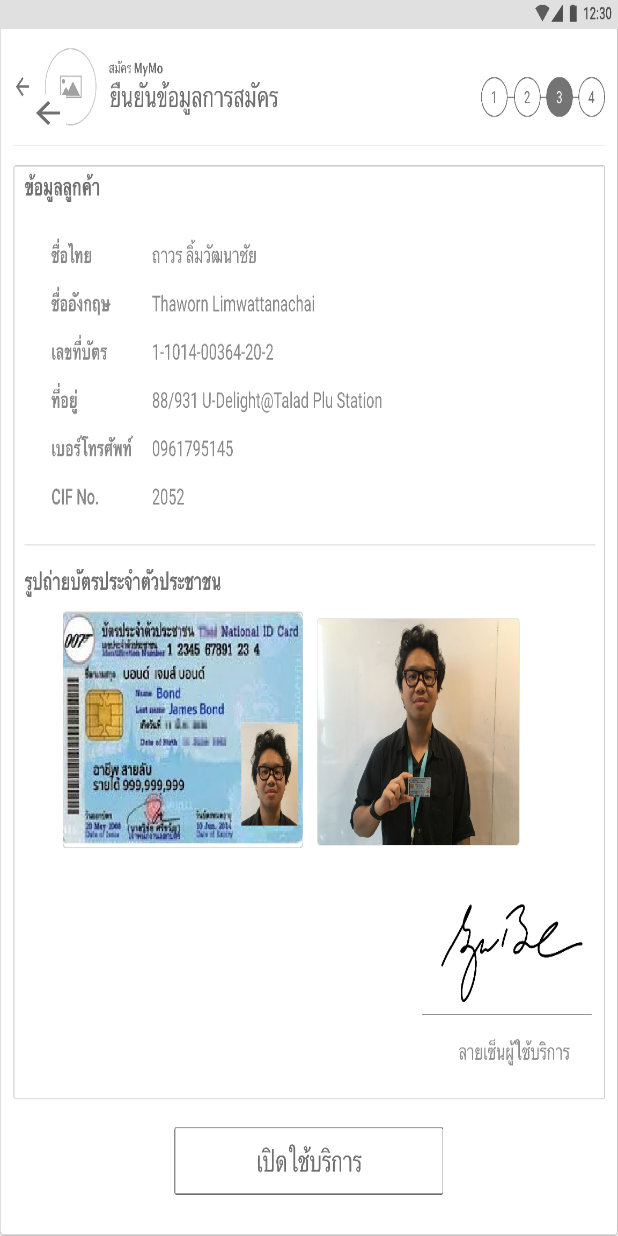
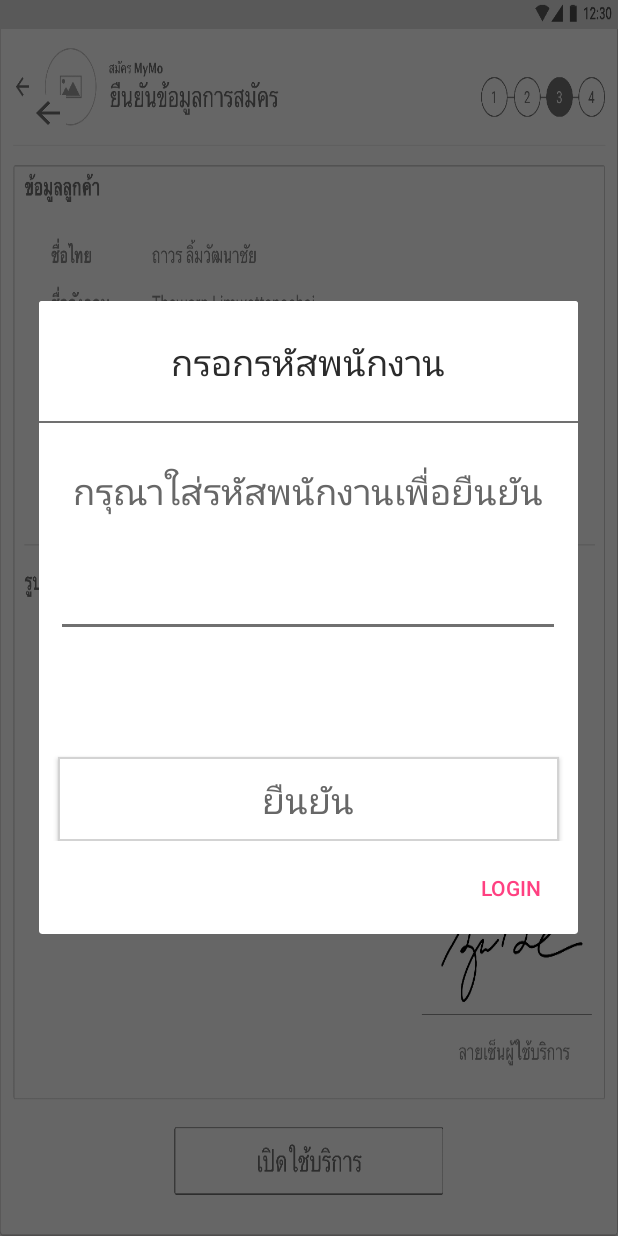
Before and after one commit to peeranont-ja/Prototype-mymo-registration, an Android app: the SummaryActivity screen opened directly, with no data from a screen before it, after a tap on an icon or button, on a phone screen of 412 x 824 dp. Run offline under Robolectric (Android 15) with nearby library versions, the phone set to English and light mode, and no system bars; libraries missing offline, so code that uses them is left out: com.afollestad.materialdialogs.

Commit message:
Add Input Staff Password Dialog

```diff
--- a/app/src/main/java/com/example/tngp17_001/mymoregistration/ui/SummaryActivity.java
+++ b/app/src/main/java/com/example/tngp17_001/mymoregistration/ui/SummaryActivity.java
@@ -1,13 +1,19 @@
 package com.example.tngp17_001.mymoregistration.ui;
 
+import android.content.DialogInterface;
+import android.support.v7.app.AlertDialog;
 import android.support.v7.app.AppCompatActivity;
 import android.os.Bundle;
 import android.text.InputType;
+import android.view.LayoutInflater;
 import android.view.View;
 import android.view.WindowManager;
 import android.widget.Button;
 import android.widget.ImageButton;
+import android.widget.Toast;
 
+import com.afollestad.materialdialogs.DialogAction;
+import com.afollestad.materialdialogs.GravityEnum;
 import com.afollestad.materialdialogs.MaterialDialog;
 import com.example.tngp17_001.mymoregistration.R;
 
@@ -18,14 +24,6 @@ public class SummaryActivity extends AppCompatActivity {
 
     @Override
     protected void onCreate(Bundle savedInstanceState) {
-
-        final MaterialDialog.Builder builder = new MaterialDialog.Builder(this)
-                .title("ต้องการทำรายการต่อ?")
-                .content("กรุณากรอกรหัสผ่านเพื่อใช้งานต่อ")
-                .positiveText("เข้าสู่ระบบ")
-                .negativeText("ยกเลิก")
-                .cancelable(false)
-                .inputType(InputType.TYPE_CLASS_TEXT | InputType.TYPE_TEXT_VARIATION_PASSWORD);
 
         super.onCreate(savedInstanceState);
         setContentView(R.layout.activity_summary);
@@ -55,13 +53,38 @@ public class SummaryActivity extends AppCompatActivity {
         finishBtn.setOnClickListener(new View.OnClickListener() {
             @Override
             public void onClick(View v) {
-//                MaterialDialog dialog = builder.build();
-//                dialog.show();
-                MaterialDialog dialog = new MaterialDialog.Builder(SummaryActivity.this)
-                        .title("Title")
-                        .content("content")
-                        .positiveText("agree")
-                        .show();
+                AlertDialog.Builder builder =
+                        new AlertDialog.Builder(SummaryActivity.this);
+                LayoutInflater inflater = getLayoutInflater();
+
+                View view = inflater.inflate(R.layout.dialog_staff_confirm, null);
+                builder.setView(view);
+
+                builder.setPositiveButton("Login", new DialogInterface.OnClickListener() {
+                    @Override
+                    public void onClick(DialogInterface dialog, int which) {
+                        // Check username password
+//                        if (username.getText().equals("demo@example.com") &&
+//                                password.getText().equals("demo")) {
+//                            Toast.makeText(getApplicationContext(), "Login success!",
+//                                    Toast.LENGTH_SHORT).show();
+//                        } else {
+//                            Toast.makeText(getApplicationContext(), "Login Failed!",
+//                                    Toast.LENGTH_SHORT).show();
+//                        }
+                    }
+                });
+//                builder.setNegativeButton("Cancel", new DialogInterface.OnClickListener() {
+//                    @Override
+//                    public void onClick(DialogInterface dialog, int which) {
+//
+//                    }
+//                });
+
+                builder.create();
+
+                builder.show();
+
             }
         });
 
--- a/app/src/main/java/com/example/tngp17_001/mymoregistration/ui/TermsAndConditionsActivity.java
+++ b/app/src/main/java/com/example/tngp17_001/mymoregistration/ui/TermsAndConditionsActivity.java
@@ -120,14 +120,14 @@ public class TermsAndConditionsActivity extends AppCompatActivity {
             public void onClick(View view) {
                 Bitmap signatureBitmap = mSignaturePad.getTransparentSignatureBitmap();
                 if (addPngSignatureToGallery(signatureBitmap)) {
-                    Toast.makeText(TermsAndConditionsActivity.this, "Signature saved into the Gallery", Toast.LENGTH_SHORT).show();
+//                    Toast.makeText(TermsAndConditionsActivity.this, "Signature saved into the Gallery", Toast.LENGTH_SHORT).show();
                 } else {
-                    Toast.makeText(TermsAndConditionsActivity.this, "Unable to store the signature", Toast.LENGTH_SHORT).show();
+//                    Toast.makeText(TermsAndConditionsActivity.this, "Unable to store the signature", Toast.LENGTH_SHORT).show();
                 }
                 if (addSvgSignatureToGallery(mSignaturePad.getSignatureSvg())) {
-                    Toast.makeText(TermsAndConditionsActivity.this, "SVG Signature saved into the Gallery", Toast.LENGTH_SHORT).show();
+//                    Toast.makeText(TermsAndConditionsActivity.this, "SVG Signature saved into the Gallery", Toast.LENGTH_SHORT).show();
                 } else {
-                    Toast.makeText(TermsAndConditionsActivity.this, "Unable to store the SVG signature", Toast.LENGTH_SHORT).show();
+//                    Toast.makeText(TermsAndConditionsActivity.this, "Unable to store the SVG signature", Toast.LENGTH_SHORT).show();
                 }
 
                 Intent i = new Intent(TermsAndConditionsActivity.this, TakePhotoWithCardActivity.class);
--- a/app/src/main/java/com/example/tngp17_001/mymoregistration/ui/VerifyCustomerInfoActivity.java
+++ b/app/src/main/java/com/example/tngp17_001/mymoregistration/ui/VerifyCustomerInfoActivity.java
@@ -98,8 +98,8 @@ public class VerifyCustomerInfoActivity extends AppCompatActivity {
             try {
                 Bitmap bitmap = MediaStore.Images.Media.getBitmap(cr, uri);
                 imageView.setImageBitmap(bitmap);
-                Toast.makeText(getApplicationContext()
-                        , uri.getPath(), Toast.LENGTH_SHORT).show();
+//                Toast.makeText(getApplicationContext()
+//                        , uri.getPath(), Toast.LENGTH_SHORT).show();
                 nextBtn.setVisibility(View.VISIBLE);
             } catch (Exception e) {
                 e.printStackTrace();
--- /dev/null
+++ b/app/src/main/res/layout/dialog_staff_confirm.xml
@@ -0,0 +1,56 @@
+<?xml version="1.0" encoding="utf-8"?>
+<LinearLayout xmlns:android="http://schemas.android.com/apk/res/android"
+    android:layout_width="match_parent"
+    android:layout_height="match_parent"
+    android:background="@android:color/white"
+    android:orientation="vertical">
+
+    <TextView
+        android:layout_width="match_parent"
+        android:layout_height="80dp"
+        android:text="กรอกรหัสพนักงาน"
+        android:textSize="24dp"
+        android:textColor="#2B2B2B"
+        android:textAlignment="center"
+        android:gravity="center"
+        />
+    <View
+        android:layout_width="match_parent"
+        android:layout_height="1dp"
+        android:background="#707070"/>
+
+    <TextView
+        android:layout_width="wrap_content"
+        android:layout_height="wrap_content"
+        android:text="กรุณาใส่รหัสพนักงานเพื่อยืนยัน"
+        android:textSize="24dp"
+        android:textColor="#676767"
+        android:textAlignment="center"
+        android:layout_gravity="center"
+        android:layout_marginTop="27dp"
+        />
+
+    <EditText
+        android:id="@+id/password"
+        android:layout_width="336dp"
+        android:layout_height="wrap_content"
+        android:layout_gravity="center"
+        android:inputType="textPassword"
+        android:layout_marginTop="20dp"
+        android:textSize="30dp"
+        android:backgroundTint="#707070"
+        android:gravity="center"
+        android:textColor="#070707"
+        />
+    <Button
+        android:layout_width="334dp"
+        android:layout_height="56dp"
+        android:text="ยืนยัน"
+        android:textAlignment="center"
+        android:layout_gravity="center"
+        android:textSize="24dp"
+        android:textColor="#676767"
+        android:layout_marginTop="80dp"
+        android:background="@drawable/border"/>
+
+</LinearLayout>
```
